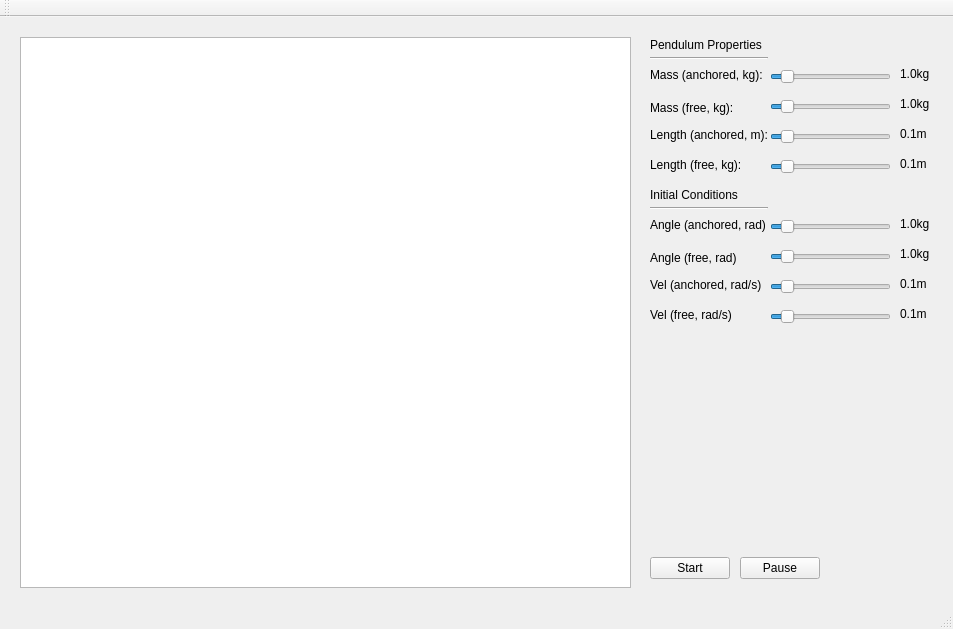
Above: DoublePendulumQt/mainwindow.ui from bhoberman/DoublePendulum before the change. Below: the same form after it.
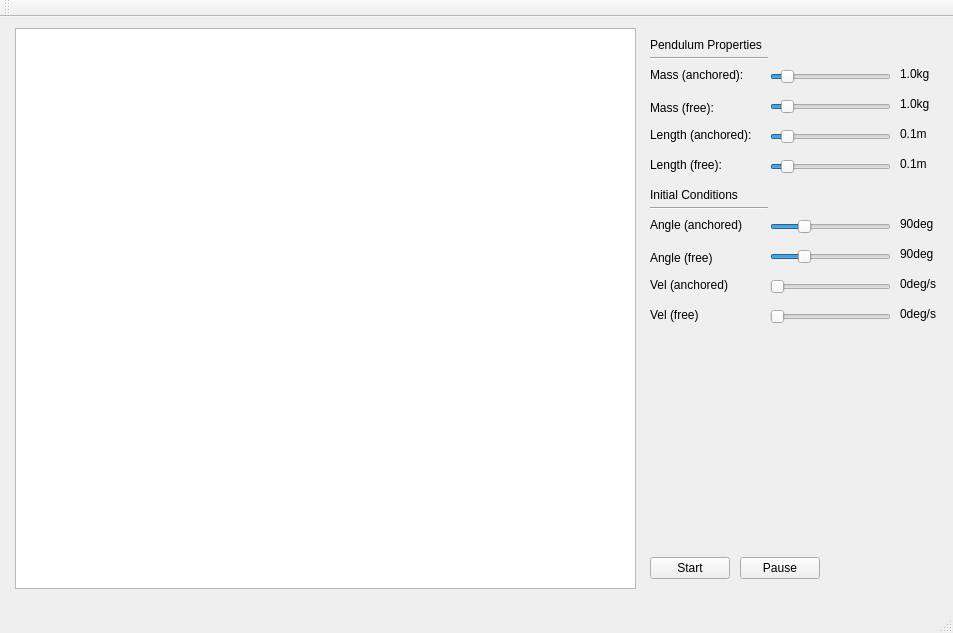
That is the form after the change.

```diff
--- a/DoublePendulumQt/mainwindow.ui
+++ b/DoublePendulumQt/mainwindow.ui
@@ -7,23 +7,13 @@
     <x>0</x>
     <y>0</y>
     <width>953</width>
-    <height>629</height>
+    <height>633</height>
    </rect>
   </property>
   <property name="windowTitle">
    <string>Double Pendulum</string>
   </property>
   <widget class="QWidget" name="centralWidget">
-   <widget class="QGraphicsView" name="graphicsView">
-    <property name="geometry">
-     <rect>
-      <x>20</x>
-      <y>20</y>
-      <width>611</width>
-      <height>551</height>
-     </rect>
-    </property>
-   </widget>
    <widget class="QLabel" name="label">
     <property name="geometry">
      <rect>
@@ -34,7 +24,7 @@
      </rect>
     </property>
     <property name="text">
-     <string>Mass (anchored, kg):</string>
+     <string>Mass (anchored):</string>
     </property>
    </widget>
    <widget class="QLabel" name="label_2">
@@ -47,7 +37,7 @@
      </rect>
     </property>
     <property name="text">
-     <string>Mass (free, kg):</string>
+     <string>Mass (free):</string>
     </property>
    </widget>
    <widget class="QLabel" name="label_3">
@@ -60,7 +50,7 @@
      </rect>
     </property>
     <property name="text">
-     <string>Length (anchored, m):</string>
+     <string>Length (anchored):</string>
     </property>
    </widget>
    <widget class="QLabel" name="label_4">
@@ -73,7 +63,7 @@
      </rect>
     </property>
     <property name="text">
-     <string>Length (free, kg):</string>
+     <string>Length (free):</string>
     </property>
    </widget>
    <widget class="QSlider" name="m1slider">
@@ -246,7 +236,7 @@
      </rect>
     </property>
     <property name="text">
-     <string>Vel (anchored, rad/s)</string>
+     <string>Vel (anchored)</string>
     </property>
    </widget>
    <widget class="QLabel" name="theta2label">
@@ -259,7 +249,7 @@
      </rect>
     </property>
     <property name="text">
-     <string>1.0kg</string>
+     <string>90deg</string>
     </property>
    </widget>
    <widget class="QLabel" name="vel1label">
@@ -272,7 +262,7 @@
      </rect>
     </property>
     <property name="text">
-     <string>0.1m</string>
+     <string>0deg/s</string>
     </property>
    </widget>
    <widget class="QLabel" name="vel2label">
@@ -285,7 +275,7 @@
      </rect>
     </property>
     <property name="text">
-     <string>0.1m</string>
+     <string>0deg/s</string>
     </property>
    </widget>
    <widget class="QLabel" name="label_6">
@@ -298,7 +288,7 @@
      </rect>
     </property>
     <property name="text">
-     <string>Angle (free, rad)</string>
+     <string>Angle (free)</string>
     </property>
    </widget>
    <widget class="QSlider" name="theta1slider">
@@ -311,10 +301,13 @@
      </rect>
     </property>
     <property name="minimum">
-     <number>1</number>
+     <number>0</number>
+    </property>
+    <property name="maximum">
+     <number>359</number>
     </property>
     <property name="value">
-     <number>10</number>
+     <number>90</number>
     </property>
     <property name="orientation">
      <enum>Qt::Horizontal</enum>
@@ -330,13 +323,13 @@
      </rect>
     </property>
     <property name="minimum">
-     <number>1</number>
+     <number>0</number>
     </property>
     <property name="maximum">
      <number>100</number>
     </property>
     <property name="value">
-     <number>10</number>
+     <number>0</number>
     </property>
     <property name="orientation">
      <enum>Qt::Horizontal</enum>
@@ -352,13 +345,13 @@
      </rect>
     </property>
     <property name="minimum">
-     <number>1</number>
+     <number>0</number>
     </property>
     <property name="maximum">
      <number>100</number>
     </property>
     <property name="value">
-     <number>10</number>
+     <number>0</number>
     </property>
     <property name="orientation">
      <enum>Qt::Horizontal</enum>
@@ -374,7 +367,7 @@
      </rect>
     </property>
     <property name="text">
-     <string>1.0kg</string>
+     <string>90deg</string>
     </property>
    </widget>
    <widget class="QLabel" name="label_7">
@@ -387,7 +380,7 @@
      </rect>
     </property>
     <property name="text">
-     <string>Vel (free, rad/s)</string>
+     <string>Vel (free)</string>
     </property>
    </widget>
    <widget class="QLabel" name="label_8">
@@ -400,7 +393,7 @@
      </rect>
     </property>
     <property name="text">
-     <string>Angle (anchored, rad)</string>
+     <string>Angle (anchored)</string>
     </property>
    </widget>
    <widget class="QSlider" name="theta2slider">
@@ -413,10 +406,13 @@
      </rect>
     </property>
     <property name="minimum">
-     <number>1</number>
+     <number>0</number>
+    </property>
+    <property name="maximum">
+     <number>359</number>
     </property>
     <property name="value">
-     <number>10</number>
+     <number>90</number>
     </property>
     <property name="orientation">
      <enum>Qt::Horizontal</enum>
@@ -474,6 +470,16 @@
      <enum>Qt::Horizontal</enum>
     </property>
    </widget>
+   <widget class="QGraphicsView" name="graphicsView">
+    <property name="geometry">
+     <rect>
+      <x>15</x>
+      <y>11</y>
+      <width>621</width>
+      <height>561</height>
+     </rect>
+    </property>
+   </widget>
   </widget>
   <widget class="QMenuBar" name="menuBar">
    <property name="geometry">
```
Left out of the diff: 2 changed lines with no effect on the pictures.
